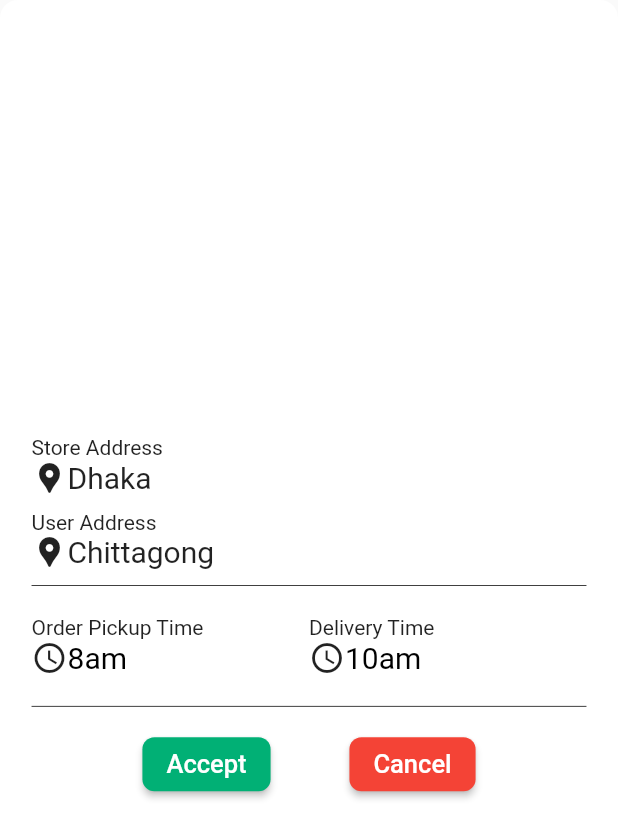
After one commit to ShakilKhan999/FlyBee, a Flutter app: the MarchantListPage screen opened by its route, after a tap on "shamim", after a tap on "item 1", on a phone screen of 412 x 824 dp. The commit adds this screen. Shown: the top 837 px of the screen. Run offline on Flutter 3.47's test engine with Material 2 defaults, Android fonts, the phone set to English and light mode, and no system bars; our stand-ins replace connectivity_plus, flutter_easyloading, flutter_screenutil.

Commit message:
marchant list

```diff
--- a/lib/main.dart
+++ b/lib/main.dart
@@ -2,7 +2,9 @@ import 'package:flutter/material.dart';
 import 'package:flutter_screenutil/flutter_screenutil.dart';
 import 'package:flybee/pages/account_page.dart';
 import 'package:flybee/pages/delivery_page.dart';
+import 'package:flybee/pages/item_details.dart';
 import 'package:flybee/pages/login_page.dart';
+import 'package:flybee/pages/marchant_list_page.dart';
 import 'package:flybee/pages/pickup_page.dart';
 import 'package:flybee/providers/login_provider.dart';
 import 'package:provider/provider.dart';
@@ -41,6 +43,8 @@ class MyApp extends StatelessWidget {
               PickUpPage.routeName:(context)=>PickUpPage(),
               DeliveryPage.routeName:(context)=>DeliveryPage(),
               AccountPage.routeName:(context)=>AccountPage(),
+              MarchantListPage.routeName:(context)=>MarchantListPage(),
+              ItemDetailsPage.routeName:(context)=>ItemDetailsPage(),
 
             },
           );
--- /dev/null
+++ b/lib/pages/item_details.dart
@@ -0,0 +1,160 @@
+import 'package:flutter/material.dart';
+import 'package:flutter_screenutil/flutter_screenutil.dart';
+
+class ItemDetailsPage extends StatefulWidget {
+  static const String routeName = '/items_details';
+  const ItemDetailsPage({super.key});
+
+  @override
+  State<ItemDetailsPage> createState() => _ItemDetailsPageState();
+}
+
+class _ItemDetailsPageState extends State<ItemDetailsPage> {
+  @override
+  Widget build(BuildContext context) {
+    return SafeArea(
+      child: Scaffold(
+        body: Container(
+          padding: EdgeInsets.symmetric(horizontal: 20.w, vertical: 20.h),
+          decoration: BoxDecoration(
+            color: Colors.white,
+            borderRadius: BorderRadius.circular(12),
+          ),
+          child: Column(
+            mainAxisAlignment: MainAxisAlignment.center,
+            children: [
+              Container(
+                decoration: const BoxDecoration(
+                    border: Border(
+                  bottom: BorderSide(
+                    color: Colors.black,
+                    width: 0.5,
+                  ),
+                )),
+                child: Padding(
+                  padding: EdgeInsets.fromLTRB(0.0, 0.0, 0.0, 10.0),
+                  child: Column(
+                    mainAxisAlignment: MainAxisAlignment.start,
+                    crossAxisAlignment: CrossAxisAlignment.start,
+                    children: [
+                      Text('Store Address'),
+                      const Row(
+                        children: [
+                          Icon(Icons.location_pin),
+                          Expanded(
+                              child: Text(
+                            'Dhaka',
+                            style: TextStyle(fontSize: 20),
+                          ))
+                        ],
+                      ),
+                      SizedBox(
+                        height: 10.h,
+                      ),
+                      Text('User Address'),
+                      const Row(
+                        children: [
+                          Icon(Icons.location_pin),
+                          Expanded(
+                              child: Text(
+                            ('Chittagong'),
+                            style: TextStyle(fontSize: 20),
+                          ))
+                        ],
+                      )
+                    ],
+                  ),
+                ),
+              ),
+              Container(
+                padding: EdgeInsets.fromLTRB(0.0, 20.0, 0.0, 20.0),
+                decoration: const BoxDecoration(
+                    border: Border(
+                  bottom: BorderSide(
+                    color: Colors.black,
+                    width: 0.5,
+                  ),
+                )),
+                child: const Row(
+                  children: [
+                    Expanded(
+                        child: Column(
+                      mainAxisAlignment: MainAxisAlignment.start,
+                      crossAxisAlignment: CrossAxisAlignment.start,
+                      children: [
+                        Text('Order Pickup Time'),
+                        Row(
+                          children: [
+                            Icon(Icons.access_time),
+                            Text('8am',
+                                style:
+                                    TextStyle(fontSize: 20, color: Colors.black))
+                          ],
+                        )
+                      ],
+                    )),
+                    Expanded(
+                        child: Column(
+                      mainAxisAlignment: MainAxisAlignment.start,
+                      crossAxisAlignment: CrossAxisAlignment.start,
+                      children: [
+                        Text('Delivery Time'),
+                        Row(
+                          children: [
+                            Icon(Icons.access_time),
+                            Text('10am',
+                                style:
+                                    TextStyle(fontSize: 20, color: Colors.black))
+                          ],
+                        )
+                      ],
+                    ))
+                  ],
+                ),
+              ),
+              SizedBox(
+                height: 15.h,
+              ),
+              Row(
+                mainAxisAlignment: MainAxisAlignment.center,
+                children: [
+                  ElevatedButton(
+                    style: ElevatedButton.styleFrom(
+                      backgroundColor: Color(0xFF01B075),
+                      shape: RoundedRectangleBorder(
+                        borderRadius: BorderRadius.circular(8), // <-- Radius
+                      ),
+                    ),
+                    onPressed: () {
+                      setState(() {});
+                    },
+                    child: Text(
+                      'Accept',
+                      style: TextStyle(fontSize: 17),
+                    ),
+                  ),
+                  SizedBox(width: 50.w,),
+                  ElevatedButton(
+                    style: ElevatedButton.styleFrom(
+                      backgroundColor: Colors.red,
+                      shape: RoundedRectangleBorder(
+                        borderRadius: BorderRadius.circular(8), // <-- Radius
+                      ),
+                    ),
+                    onPressed: () {
+                      setState(() {});
+                    },
+                    child: Text(
+                      'Cancel',
+                      style: TextStyle(fontSize: 17),
+                    ),
+                  ),
+                ],
+              )
+            ],
+          ),
+        ),
+      ),
+    );
+  }
+}
--- /dev/null
+++ b/lib/pages/marchant_list_page.dart
@@ -0,0 +1,191 @@
+import 'dart:developer';
+
+import 'package:flutter/material.dart';
+import 'package:flutter_screenutil/flutter_screenutil.dart';
+import 'package:flybee/pages/item_details.dart';
+import 'package:flybee/utils/colors.dart';
+
+class MarchantListPage extends StatefulWidget {
+  static const String routeName = '/items';
+  const MarchantListPage({super.key});
+
+  @override
+  State<MarchantListPage> createState() => _MarchantListPageState();
+}
+
+class _MarchantListPageState extends State<MarchantListPage> {
+  List data = [
+    {
+      'name': 'shamim',
+      "items": [
+        {
+          'item_name': 'item 1',
+          'item_price': '20',
+        },
+        {
+          'item_name': 'item 2',
+          'item_price': '20',
+        },
+        {
+          'item_name': 'item 3',
+          'item_price': '20',
+        },
+        {
+          'item_name': 'item 4',
+          'item_price': '20',
+        },
+        {
+          'item_name': 'item 5',
+          'item_price': '20',
+        },
+      ],
+    },
+    {
+      'name': 'shakil',
+      "items": [
+        {
+          'item_name': 'item 1',
+          'item_price': '20',
+        },
+        {
+          'item_name': 'item 2',
+          'item_price': '20',
+        },
+        {
+          'item_name': 'item 3',
+          'item_price': '20',
+        },
+        {
+          'item_name': 'item 4',
+          'item_price': '20',
+        },
+      ],
+    },
+    {
+      'name': 'syed',
+      "items": [
+        {
+          'item_name': 'item 1',
+          'item_price': '20',
+        },
+        {
+          'item_name': 'item 2',
+          'item_price': '20',
+        },
+        {
+          'item_name': 'item 3',
+          'item_price': '20',
+        },
+      ],
+    },
+    {
+      'name': 'habib',
+      "items": [
+        {
+          'item_name': 'item 1',
+          'item_price': '20',
+        },
+        {
+          'item_name': 'item 2',
+          'item_price': '20',
+        },
+        {
+          'item_name': 'item 3',
+          'item_price': '20',
+        },
+        {
+          'item_name': 'item 4',
+          'item_price': '20',
+        },
+        {
+          'item_name': 'item 5',
+          'item_price': '20',
+        },
+        {
+          'item_name': 'item 6',
+          'item_price': '20',
+        },
+      ],
+    },
+  ];
+
+  @override
+  Widget build(BuildContext context) {
+    var itemList = [];
+    return SafeArea(
+      child: Scaffold(
+        body: SingleChildScrollView(
+          physics: BouncingScrollPhysics(parent: AlwaysScrollableScrollPhysics()),
+          child: Container(
+            height: MediaQuery.of(context).size.height,
+            padding: EdgeInsets.symmetric(horizontal: 20.w, vertical: 10.h),
+            child: ListView.separated(
+              shrinkWrap: true,
+              physics: const NeverScrollableScrollPhysics(),
+              itemCount: data.length,
+              separatorBuilder: (context, index) => const SizedBox(
+                height: 5,
+              ),
+              itemBuilder: (context, index) {
+                itemList = data[index]['items'];
+                return Theme(
+                  data: ThemeData(
+                    expansionTileTheme: const ExpansionTileThemeData(
+                      tilePadding: EdgeInsets.all(0),
+                      collapsedIconColor: logogold,
+                      iconColor: logoblue,
+                      textColor: Colors.black,
+                      collapsedTextColor: Colors.black26,
+                    ),
+                  ),
+                  child: Card(
+                    elevation: 10,
+                    color: Colors.grey[600],
+                    shape: RoundedRectangleBorder(borderRadius: BorderRadius.circular(10)),
+                    child: ExpansionTile(
+                      shape: RoundedRectangleBorder(
+                        borderRadius: BorderRadius.circular(10)
+                      ),
+                      tilePadding: EdgeInsets.symmetric(horizontal: 10.w),
+                      // collapsedBackgroundColor: Colors.black38,
+                      // backgroundColor: Colors.black38,
+                      title: Text(
+                        data[index]['name'],
+                        style: const TextStyle(
+                          fontWeight: FontWeight.bold,
+                          letterSpacing: 1,
+                          fontSize: 14,
+                          color: Colors.white
+                        ),
+                      ),
+                      children: itemList.map((item) {
+                        log(item.toString());
+                        return Padding(
+                          padding: const EdgeInsets.only(left: 15.0),
+                          child: ListTile(
+
+                            style: ListTileStyle.list,
+                            contentPadding:
+                                const EdgeInsets.symmetric(horizontal: 16),
+                            // leading: Icon(Icons.ac_unit_sharp),
+                            title: Text(item['item_name'], style: TextStyle(color: Colors.white),),
+                            dense: true,
+                            onTap: () {
+                              Navigator.pushNamed(context, ItemDetailsPage.routeName);
+                            },
+                          ),
+                        );
+                      }).toList(),
+                    ),
+                  ),
+                );
+
+                // Text('${deptData[index]['name']}');
+              },
+            ),
+          ),
+        ),
+      ),
+    );
+  }
+}
--- a/lib/widgets/main_drawer.dart
+++ b/lib/widgets/main_drawer.dart
@@ -1,5 +1,6 @@
 import 'dart:convert';
 import 'package:flutter/material.dart';
+import 'package:flybee/pages/marchant_list_page.dart';
 import 'package:http/http.dart' as http;
 
 
@@ -14,6 +15,14 @@ class MainDrawer extends StatelessWidget {
       child: ListView(
         children: [
           ListTile(
+            onTap: () async {
+              Navigator.pop(context);
+              Navigator.pushNamed(context, MarchantListPage.routeName);
+            },
+            leading: const Icon(Icons.logout),
+            title: const Text('Select Items'),
+          ),
+          ListTile(
             onTap: () async {},
             leading: const Icon(Icons.logout),
             title: const Text('LOGOUT'),
```
